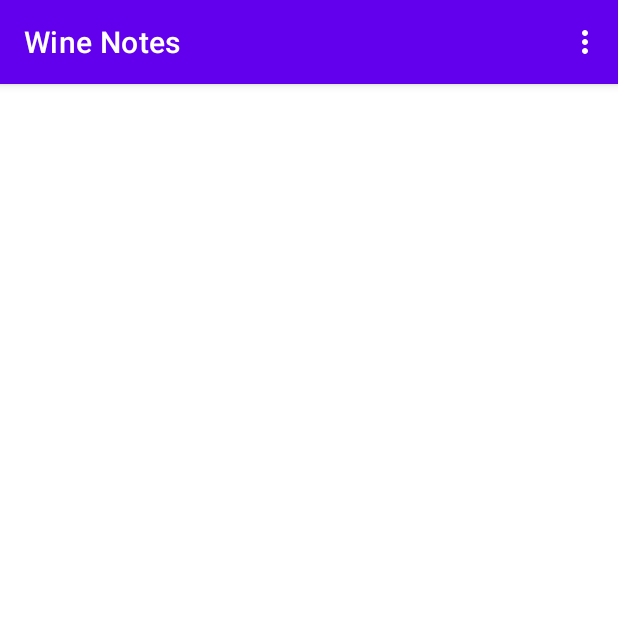
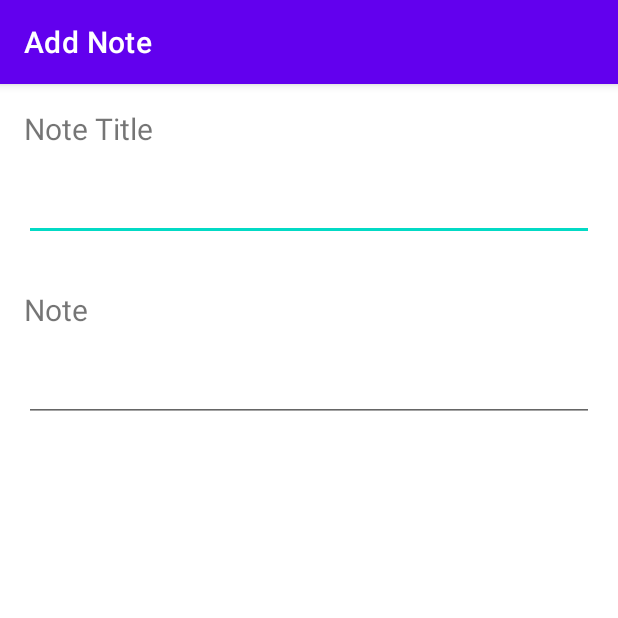
Before and after one commit to tnt177/WineNotes, an Android app: the screen it shows after launch (MainActivity before the commit, WineActivity after it), in the options menu, after a tap on "Add a New Note", on a phone screen of 412 x 824 dp, the top half of it. Run offline under Robolectric (Android 15) with nearby library versions, the phone set to English and light mode, and no system bars; our stand-ins replace Room's generated code.

Commit message:
Added code needed to add new note

```diff
--- a/app/src/main/java/com/example/winenotes/MainActivity.kt
+++ b/app/src/main/java/com/example/winenotes/MainActivity.kt
@@ -1,19 +1,31 @@
 package com.example.winenotes
 
+import android.app.Activity
 import android.content.Intent
 import androidx.appcompat.app.AppCompatActivity
 import android.os.Bundle
+import android.util.Log
 import android.view.*
 import android.widget.TextView
+import androidx.activity.result.ActivityResult
+import androidx.activity.result.contract.ActivityResultContract
+import androidx.activity.result.contract.ActivityResultContracts
 import androidx.recyclerview.widget.DividerItemDecoration
 import androidx.recyclerview.widget.LinearLayoutManager
 import androidx.recyclerview.widget.RecyclerView
+import com.example.winenotes.database.AppDatabase
+import com.example.winenotes.database.NOTE
 import com.example.winenotes.databinding.ActivityMainBinding
+import kotlinx.coroutines.CoroutineScope
+import kotlinx.coroutines.Dispatchers
+import kotlinx.coroutines.launch
+import kotlinx.coroutines.withContext
 
 class MainActivity : AppCompatActivity() {
     private lateinit var binding: ActivityMainBinding
 
     private lateinit var adapter : MyAdapter
+    private val notes = mutableListOf<NOTE>()
 
     override fun onCreate(savedInstanceState: Bundle?) {
         super.onCreate(savedInstanceState)
@@ -30,6 +42,25 @@ class MainActivity : AppCompatActivity() {
 
         adapter = MyAdapter()
         binding.recyclerview.setAdapter(adapter)
+
+        loadAllNotes()
+    }
+
+    private fun loadAllNotes() {
+        CoroutineScope(Dispatchers.IO).launch {
+           val db = AppDatabase.getDatabase(applicationContext)
+            val dao = db.noteDao()
+            val results = dao.getAllNotes()
+            for (note in results) {
+                Log.i("STATUS_MAIN", "read ${note}")
+            }
+
+            withContext(Dispatchers.Main) {
+                notes.clear()
+                notes.addAll(results)
+                adapter.notifyDataSetChanged()
+            }
+        }
     }
 
     override fun onCreateOptionsMenu(menu: Menu?): Boolean {
@@ -44,8 +75,29 @@ class MainActivity : AppCompatActivity() {
         } else if (item.itemId == R.id.sort_by_last_modified) {
             //function
             return true
+        } else if(item.itemId == R.id.add_new_note) {
+            addNewNote()
+            return true
         }
         return super.onOptionsItemSelected(item)
+    }
+
+    private val startForAddResult =
+        registerForActivityResult(ActivityResultContracts.StartActivityForResult()) {
+            result : ActivityResult ->
+
+            if (result.resultCode == Activity.RESULT_OK) {
+                loadAllNotes()
+            }
+        }
+
+    private fun addNewNote() {
+        val intent = Intent(applicationContext, WineActivity::class.java)
+        intent.putExtra(
+            getString(R.string.intent_purpose_key),
+            getString(R.string.intent_purpose_add_note)
+        )
+        startForAddResult.launch(intent)
     }
 
 
@@ -77,11 +129,12 @@ class MainActivity : AppCompatActivity() {
         }
 
         override fun onBindViewHolder(holder: MyViewHolder, position: Int) {
-            TODO("Not yet implemented")
+            val note = notes[position]
+            holder.view.text = "${note.title} ${note.notesEntered}"
         }
 
         override fun getItemCount(): Int {
-            return 0
+            return notes.size
         }
     }
 }
--- a/app/src/main/java/com/example/winenotes/database/Note.kt
+++ b/app/src/main/java/com/example/winenotes/database/Note.kt
@@ -8,11 +8,11 @@ import androidx.room.PrimaryKey
 class NOTE (
     @PrimaryKey(autoGenerate = true) val id : Long,
     @ColumnInfo(name = "title") val title : String,
-    @ColumnInfo(name = "notes") val notes : String,
-    @ColumnInfo(name = "last_modified") val lastModified : String
+    @ColumnInfo(name = "notes_entered") val notesEntered : String,
+    // @ColumnInfo(name = "last_modified") val lastModified : String
 ){
 
     override fun toString(): String {
-        return "${title}, ${notes} (${id})"
+        return "${title}, ${notesEntered} (${id})"
     }
 }
--- a/app/src/main/res/layout/activity_wine.xml
+++ b/app/src/main/res/layout/activity_wine.xml
@@ -56,6 +56,7 @@
         android:importantForAutofill="no"
         android:inputType="textMultiLine"
         android:minHeight="48dp"
+        android:textSize="30sp"
         app:layout_constraintEnd_toEndOf="parent"
         app:layout_constraintStart_toStartOf="parent"
         app:layout_constraintTop_toBottomOf="@+id/textView2"
--- a/app/src/main/res/values/strings.xml
+++ b/app/src/main/res/values/strings.xml
@@ -6,4 +6,12 @@
     <string name="add_a_new_note">Add a New Note</string>
     <string name="note_title">Note Title</string>
     <string name="note">Note</string>
+
+    <!-- intent keys -->
+    <string name="intent_purpose_key">purpose</string>
+    <string name="intent_purpose_add_note">Add</string>
+    <string name="intent_purpose_update_note">Update</string>
+
+    <string name="intent_key_position">position</string>
+    <string name="intent_key_note_id">note id</string>
 </resources>
```
Also changed, not shown: app/src/main/java/com/example/winenotes/WineActivity.kt (+54 -0 lines).
